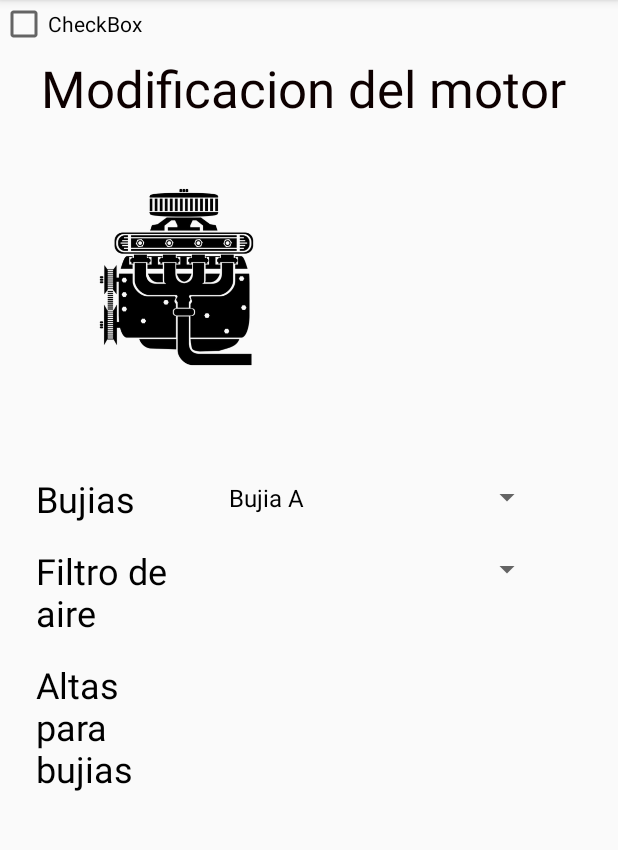
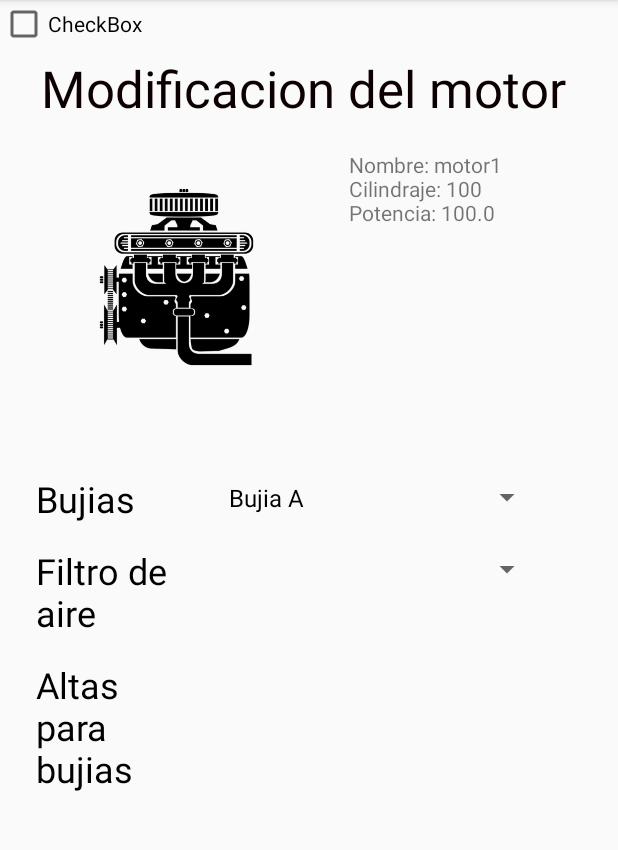
Before and after one commit to cristianpinillostorres/UdeCar, an Android app: the ModificarMotor screen opened directly, with no data from a screen before it, on a phone screen of 412 x 824 dp, the part 84-934 px from its top. Run offline under Robolectric (Android 15) with nearby library versions, the phone set to English and light mode, and no system bars.

Commit message:
// modificacion de variables

```diff
--- a/app/src/main/java/com/udecar/ModificarMotor.java
+++ b/app/src/main/java/com/udecar/ModificarMotor.java
@@ -7,6 +7,7 @@ import android.view.View;
 import android.widget.AdapterView;
 import android.widget.ArrayAdapter;
 import android.widget.Spinner;
+import android.widget.TextView;
 import android.widget.Toast;
 
 import java.util.ArrayList;
@@ -20,6 +21,12 @@ public class ModificarMotor extends AppCompatActivity {
     protected void onCreate(Bundle savedInstanceState) {
             super.onCreate(savedInstanceState);
             setContentView(R.layout.activity_modificar_motor);
+
+            Motor motor1 = new Motor(1,"motor1",100,100);
+
+            String informacion = "Nombre: "+motor1.getNombreMotor()+"\n"+"Cilindraje: "+motor1.getCilindraje()+"\n"+"Potencia: "+motor1.getPotencia()+"\n";
+            final TextView labelInfo = findViewById(R.id.infoMotor);
+            labelInfo.setText(informacion);
 
             // bajo
             //inicializar componentes
--- a/app/src/main/java/com/udecar/Motor.java
+++ b/app/src/main/java/com/udecar/Motor.java
@@ -4,8 +4,17 @@ public class Motor {
     private int idMotor;
     private String nombreMotor;
     private int cilindraje;
-    private int potencia;
-    private int torque;
+    private float potencia;
+    private String tipoBujia;
+    private String tipoFiltro;
+
+    public Motor(int idMotor, String nombreMotor, int cilindraje, int potencia) {
+        this.idMotor = idMotor;
+        this.nombreMotor = nombreMotor;
+        this.cilindraje = cilindraje;
+        this.potencia = potencia;
+
+    }
 
     public int getIdMotor() {
         return idMotor;
@@ -31,21 +40,27 @@ public class Motor {
         this.cilindraje = cilindraje;
     }
 
-    public int getPotencia() {
+    public float getPotencia() {
         return potencia;
     }
 
-    public void setPotencia(int potencia) {
+    public void setPotencia(float potencia) {
         this.potencia = potencia;
     }
 
-    public int getTorque() {
-        return torque;
+    public String getTipoBujia() {
+        return tipoBujia;
     }
 
-    public void setTorque(int torque) {
-        this.torque = torque;
+    public void setTipoBujia(String tipoBujia) {
+        this.tipoBujia = tipoBujia;
     }
 
+    public String getTipoFiltro() {
+        return tipoFiltro;
+    }
 
+    public void setTipoFiltro(String tipoFiltro) {
+        this.tipoFiltro = tipoFiltro;
+    }
 }
--- a/app/src/main/java/com/udecar/PartesMotor.java
+++ b/app/src/main/java/com/udecar/PartesMotor.java
@@ -10,7 +10,6 @@ public class PartesMotor {
         this.categoria = categoria;
         this.nombreParte = nombreParte;
     }
-
     public int getIdParte() {
         return idParte;
     }
--- a/app/src/main/res/layout/activity_modificar_motor.xml
+++ b/app/src/main/res/layout/activity_modificar_motor.xml
@@ -97,4 +97,13 @@
         tools:layout_editor_absoluteX="146dp"
         tools:layout_editor_absoluteY="434dp" />
 
+    <TextView
+        android:id="@+id/infoMotor"
+        android:layout_width="155dp"
+        android:layout_height="133dp"
+        android:layout_marginTop="100dp"
+        android:layout_marginEnd="24dp"
+        app:layout_constraintEnd_toEndOf="parent"
+        app:layout_constraintTop_toTopOf="parent" />
+
 </androidx.constraintlayout.widget.ConstraintLayout>
```
